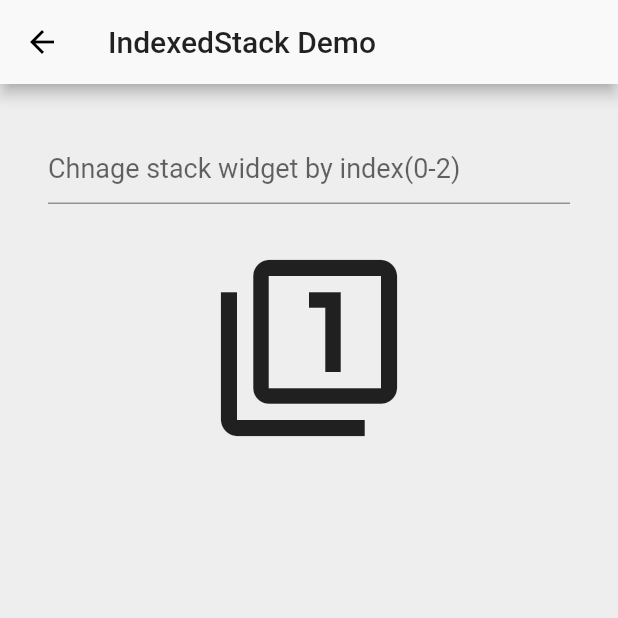
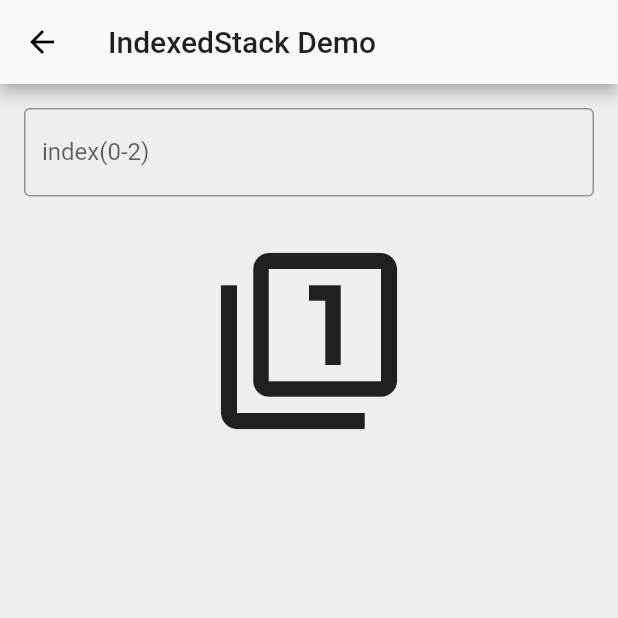
Before and after one commit to kishansinhparmar/Flutter-Basic-Widgets, a Flutter app: the screen it shows after launch, after a tap on "IndexedStack", on a phone screen of 412 x 824 dp, the top half of it. Run offline on Flutter 3.47's test engine with Material 2 defaults, Android fonts, the phone set to English and light mode, and no system bars; network calls fail.

Commit message:
use SafeArea widget

```diff
--- a/lib/main.dart
+++ b/lib/main.dart
@@ -7,6 +7,7 @@ import 'package:flutter_basic_widgets/widgets/TextFieldDemo.dart';
 import 'package:flutter_basic_widgets/widgets/AlignDemo.dart';
 import 'package:flutter_basic_widgets/widgets/IndexedStackDemo.dart';
 import 'package:flutter_basic_widgets/widgets/RadioCheckDemo.dart';
+import 'package:flutter_basic_widgets/widgets/FlexDemo.dart';
 import 'colors.dart';
 
 void main() => runApp(new MyApp());
@@ -17,7 +18,7 @@ class MyApp extends StatelessWidget {
     return new MaterialApp(
         debugShowCheckedModeBanner: false,
         title: _appName,
-        theme: _defaultTheme,
+        theme: _buildThemeData(),
         routes: <String, WidgetBuilder>{
           ContainerDemo.routeName: (BuildContext context) =>
               new ContainerDemo(),
@@ -33,6 +34,7 @@ class MyApp extends StatelessWidget {
               new IndexedStackDemo(),
           RadioCheckDemo.routeName: (BuildContext context) =>
               new RadioCheckDemo(),
+          FlexDemo.routeName: (BuildContext context) => new FlexDemo(),
         },
         home: new MyHome());
   }
@@ -172,6 +174,21 @@ class _MyHomeState extends State<MyHome> {
               child: new Text("Radio-Check",
                   style: Theme.of(context).textTheme.subhead),
             ),
+          ),
+          new Padding(
+            padding: const EdgeInsets.all(4.0),
+            child: new RaisedButton(
+              onPressed: () {
+                //It only works if route properties set on materialapp class #play
+                Navigator.of(context).pushNamed(FlexDemo.routeName);
+
+                //This code no need to write routes in materialapp class #play
+                // Navigator.of(context).push(new MaterialPageRoute(
+                // builder: (BuildContext context) => new ContainerDemo()));
+              },
+              child:
+                  new Text("Flex", style: Theme.of(context).textTheme.subhead),
+            ),
           )
         ],
       ),
@@ -179,7 +196,9 @@ class _MyHomeState extends State<MyHome> {
   }
 }
 
-ThemeData _defaultTheme = new ThemeData(
+ThemeData _buildThemeData() {
+  ThemeData.light();
+  return new ThemeData(
       primaryColor: kPrimary,
       primaryColorDark: kPrimaryDark,
       primaryColorLight: kPrimaryLight,
@@ -187,6 +206,11 @@ ThemeData _defaultTheme = new ThemeData(
       scaffoldBackgroundColor: kScaffoldBackgroundColor,
       dividerColor: kDividerColor,
       bottomAppBarColor: kBottomAppBarColor,
-);
+      buttonTheme: _buildButtonTheme());
+}
+
+_buildButtonTheme() {
+  return ButtonThemeData(textTheme: ButtonTextTheme.accent);
+}
 
 String _appName = "Basic Flutter Widgets";
--- a/lib/widgets/AlignDemo.dart
+++ b/lib/widgets/AlignDemo.dart
@@ -4,7 +4,7 @@ class AlignDemo extends StatefulWidget {
   static final String routeName = "/alignDemo";
 
   @override
-  _AlignDemoState createState() => new _AlignDemoState();
+  _AlignDemoState createState() => _AlignDemoState();
 }
 
 class _AlignDemoState extends State<AlignDemo> {
@@ -12,7 +12,7 @@ class _AlignDemoState extends State<AlignDemo> {
   Widget build(BuildContext context) {
     return Align(
       alignment: FractionalOffset.centerRight,
-      child: new Text("Text"),
+      child: Text("Text"),
     );
   }
 }
--- a/lib/widgets/IndexedStackDemo.dart
+++ b/lib/widgets/IndexedStackDemo.dart
@@ -3,26 +3,31 @@ import 'package:flutter/material.dart';
 class IndexedStackDemo extends StatefulWidget {
   static final String routeName = "/indexedDemo";
   @override
-  _IndexedStackDemoState createState() => new _IndexedStackDemoState();
+  _IndexedStackDemoState createState() => _IndexedStackDemoState();
 }
 
 class _IndexedStackDemoState extends State<IndexedStackDemo> {
-  TextEditingController _controller = new TextEditingController();
+  TextEditingController _controller = TextEditingController();
   int _index = 0;
 
   @override
   Widget build(BuildContext context) {
-    return new Scaffold(
-        appBar: new AppBar(title: new Text("IndexedStack Demo")),
-        body: new Padding(
-          padding: const EdgeInsets.all(32.0),
-          child: new Column(
+    return Scaffold(
+        appBar: AppBar(title: Text("IndexedStack Demo")),
+        body: new SafeArea(
+          child: new Padding(
+            padding: const EdgeInsets.all(16.0),
+            child: Column(
               children: <Widget>[
-              new TextField(
-                decoration: new InputDecoration(
-                    hintText: "Chnage stack widget by index(0-2)"),
+                new Theme(
+                  data: Theme.of(context).copyWith(primaryColor: Colors.black),
+                  child: TextField(
+                    decoration: InputDecoration(
+                        labelText: "index(0-2)",
+                        // hintText: "Chnage stack widget by index(0-2)",
+                        border: OutlineInputBorder()),
                     keyboardType: TextInputType.number,
-                style: new TextStyle(fontSize: 18.0, color: Colors.black),
+                    // style: new TextStyle(fontSize: 18.0, color: Colors.black),
                     controller: _controller,
                     onSubmitted: (String text) {
                       print("Typed index: $text");
@@ -35,21 +40,22 @@ class _IndexedStackDemoState extends State<IndexedStackDemo> {
                       });
                     },
                   ),
-              new Padding(
+                ),
+                Padding(
                   padding: const EdgeInsets.symmetric(vertical: 16.0),
                 ),
-              new IndexedStack(
+                IndexedStack(
                   index: _index,
                   children: <Widget>[
-                  new Icon(
+                    Icon(
                       Icons.filter_1,
                       size: 128.0,
                     ),
-                  new Icon(
+                    Icon(
                       Icons.filter_2,
                       size: 128.0,
                     ),
-                  new Icon(
+                    Icon(
                       Icons.filter_3,
                       size: 128.0,
                     )
@@ -57,6 +63,7 @@ class _IndexedStackDemoState extends State<IndexedStackDemo> {
                 )
               ],
             ),
+          ),
         ));
   }
 }
--- a/lib/widgets/RowColumnDemo.dart
+++ b/lib/widgets/RowColumnDemo.dart
@@ -7,7 +7,8 @@ class RowColumnDemo extends StatelessWidget {
   Widget build(BuildContext context) {
     return Scaffold(
       appBar: AppBar(title: Text("Row-Column Demo")),
-      body: Row(
+      body: new SafeArea(
+        child: Row(
           children: <Widget>[
             FlutterLogo(),
             Expanded(
@@ -30,6 +31,7 @@ class RowColumnDemo extends StatelessWidget {
             )
           ],
         ),
+      ),
     );
   }
 }
```
Also changed, not shown: lib/colors.dart (+8 -7 lines), lib/widgets/FlexDemo.dart (added, +31 -0 lines), lib/widgets/ImageDemo.dart (+5 -13 lines), lib/widgets/RadioCheckDemo.dart (+10 -7 lines), lib/widgets/RowColumnPro.dart (+30 -3 lines), lib/widgets/TextFieldDemo.dart (+4 -5 lines), pubspec.lock, 1 other file. Lines whose indentation alone changed are shown as unchanged.
